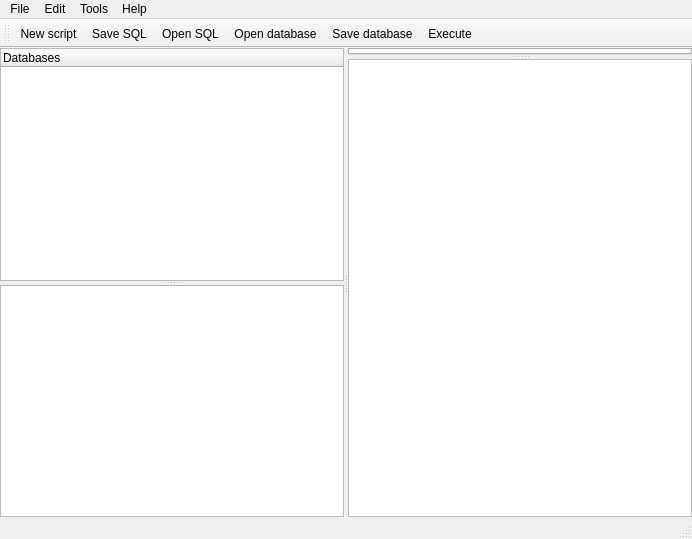
This is mainwindow.ui in anachuri/dbmsClient as Qt 5 draws it before an edit. The edited form follows.
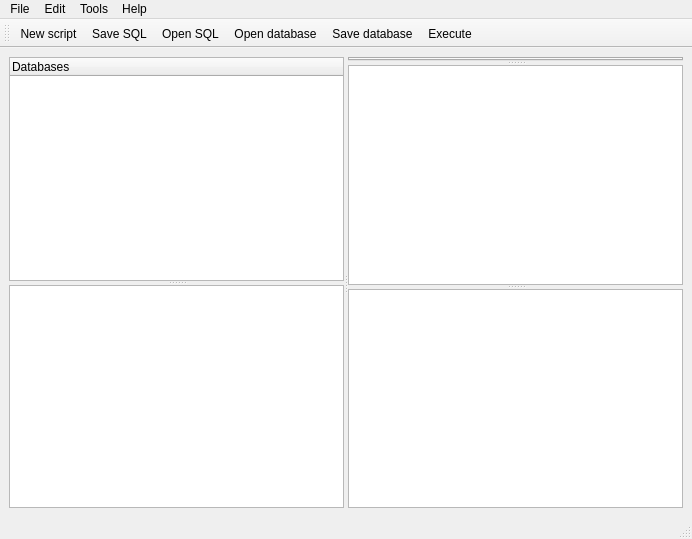
This is the edited form. Icons and pictures are not drawn.

Commit message: modifico interfaz, agrego nuevo widget para mostrar resultado de la ejecucion de scripts

```diff
--- a/mainwindow.ui
+++ b/mainwindow.ui
@@ -19,21 +19,6 @@
   </property>
   <widget class="QWidget" name="centralwidget">
    <layout class="QGridLayout" name="gridLayout">
-    <property name="leftMargin">
-     <number>0</number>
-    </property>
-    <property name="topMargin">
-     <number>0</number>
-    </property>
-    <property name="rightMargin">
-     <number>0</number>
-    </property>
-    <property name="bottomMargin">
-     <number>0</number>
-    </property>
-    <property name="spacing">
-     <number>0</number>
-    </property>
     <item row="0" column="0">
      <widget class="QSplitter" name="mainSplitter">
       <property name="orientation">
@@ -84,6 +69,7 @@
         </property>
        </widget>
        <widget class="QTableView" name="tableView"/>
+       <widget class="QListWidget" name="listWidget"/>
       </widget>
      </widget>
     </item>
```
The commit also changes 1 other file.
